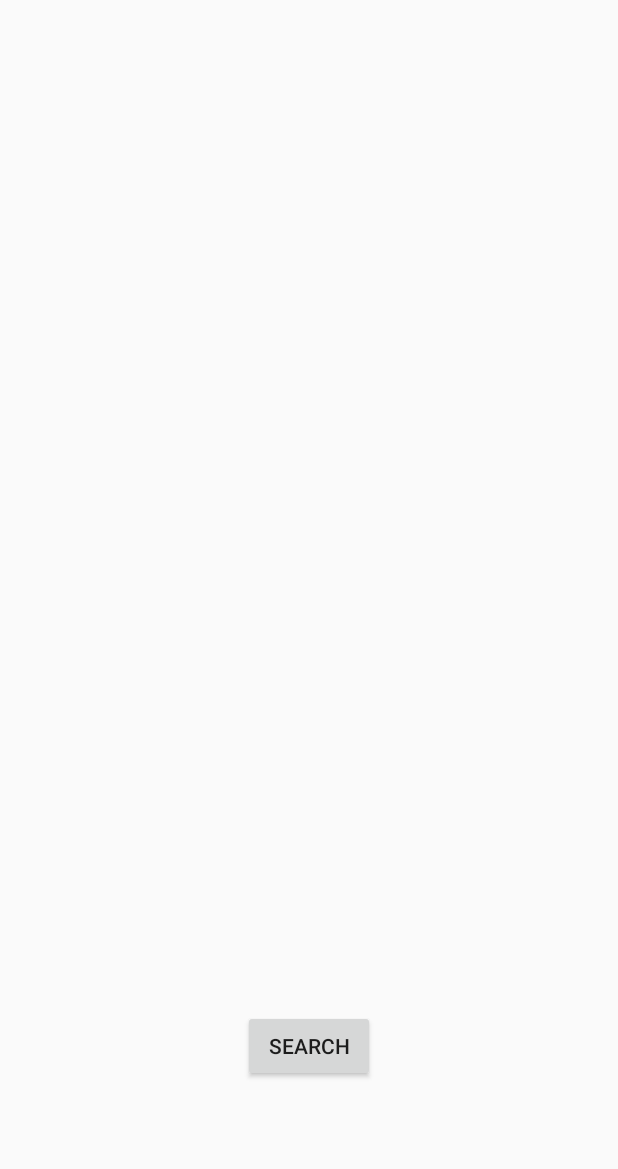
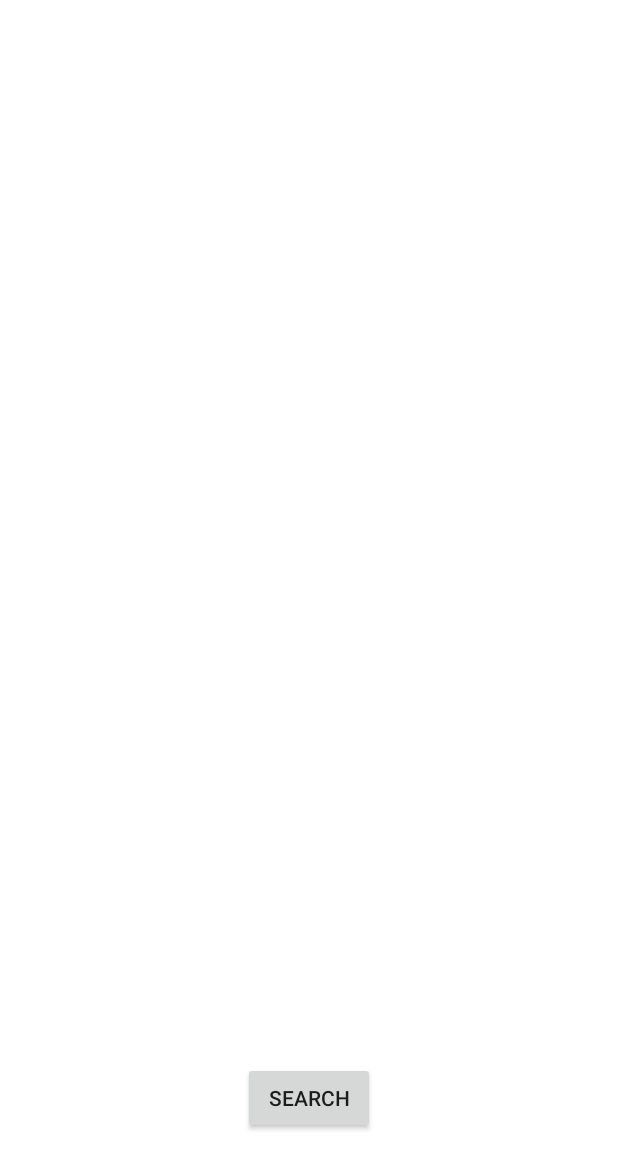
Before and after one commit to Dunloop26/MusicPlayer, an Android app: the layout activity_main.xml on its own in the app's theme, with its tools: preview values and no code run, on a phone screen of 412 x 824 dp. Shown: the top 1169 px of the screen. Run offline under Robolectric (Android 15) with nearby library versions, the phone set to English and light mode, and no system bars.

Commit message:
UPDATE: Mejora de UI V1.0.1

```diff
--- a/app/src/main/res/layout/activity_main.xml
+++ b/app/src/main/res/layout/activity_main.xml
@@ -2,6 +2,7 @@
 <androidx.constraintlayout.widget.ConstraintLayout xmlns:android="http://schemas.android.com/apk/res/android"
     xmlns:app="http://schemas.android.com/apk/res-auto"
     xmlns:tools="http://schemas.android.com/tools"
+    android:background="@color/colorLightModeBackground"
     android:layout_width="match_parent"
     android:layout_height="match_parent"
     tools:context=".MainActivity">
@@ -19,7 +20,7 @@
     <ScrollView
         android:id="@+id/scrollView2"
         android:layout_width="419dp"
-        android:layout_height="570dp"
+        android:layout_height="640dp"
         android:padding="20dp"
         app:layout_constraintEnd_toEndOf="parent"
         app:layout_constraintStart_toStartOf="parent"
--- a/app/src/main/res/layout/activity_test.xml
+++ b/app/src/main/res/layout/activity_test.xml
@@ -10,6 +10,8 @@
         android:layout_marginTop="20dp"
         android:layout_centerHorizontal="true"
         android:layout_width="360dp"
+        app:nameTextSize="17sp"
+        app:artistAlbumNameTextSize="15sp"
         android:layout_height="80dp"/>
 
 
--- a/app/src/main/res/values/attrs.xml
+++ b/app/src/main/res/values/attrs.xml
@@ -2,11 +2,11 @@
 <resources>
     <declare-styleable name="SongFileView">
         <attr name="fileDisplayName" format="string"/>
-        <attr name="nameTextSize" format="float"/>
+        <attr name="nameTextSize" format="dimension"/>
         <attr name="backgroundDisplayColor" format="color"/>
         <attr name="fontDisplayColor" format="color"/>
         <attr name="fileDisplayArtistName" format="string"/>
-        <attr name="artistAlbumNameTextSize" format="float"/>
+        <attr name="artistAlbumNameTextSize" format="dimension"/>
         <attr name="fileDisplayAlbumName" format="string"/>
         <attr name="imageMargin" format="float" />
     </declare-styleable>
--- a/app/src/main/res/values/colors.xml
+++ b/app/src/main/res/values/colors.xml
@@ -1,6 +1,13 @@
 <?xml version="1.0" encoding="utf-8"?>
 <resources>
-    <color name="colorPrimary">#008577</color>
-    <color name="colorPrimaryDark">#00574B</color>
-    <color name="colorAccent">#D81B60</color>
+    <color name="colorLightModeBackground">#ffffff</color>
+    <color name="colorLightModePrimaryText">#04030F</color>
+    <color name="colorLightModeSecundaryText">#7C7287</color>
+    <color name="colorLightModeIcon">#EE964B</color>
+
+
+    <color name="colorDarkModeBackground">#131B23</color>
+    <color name="colorDarkModePrimaryText">#FFFFFF</color>
+    <color name="colorDarkModeSecundaryText">#828A95</color>
+    <color name="colorDarkModeIcon">#EE964B</color>
 </resources>
--- a/app/src/main/res/values/styles.xml
+++ b/app/src/main/res/values/styles.xml
@@ -1,11 +1,10 @@
 <resources>
 
     <!-- Base application theme. -->
-    <style name="AppTheme" parent="Theme.AppCompat.Light.DarkActionBar">
+    <style name="AppTheme" parent="Theme.AppCompat.Light.NoActionBar">
         <!-- Customize your theme here. -->
-        <item name="colorPrimary">@color/colorPrimary</item>
-        <item name="colorPrimaryDark">@color/colorPrimaryDark</item>
-        <item name="colorAccent">@color/colorAccent</item>
+        <item name="colorPrimary">@color/colorLightModeBackground</item>
+        <item name="colorPrimaryDark">@color/colorLightModeBackground</item>
     </style>
 
 </resources>
```
Also changed, not shown: app/src/main/java/com/example/musicplayer/MainActivity.java (+15 -9 lines), app/src/main/java/com/example/musicplayer/MetadataMp3.java (+11 -13 lines), app/src/main/java/com/example/musicplayer/views/SongFileView.java (+76 -69 lines).
